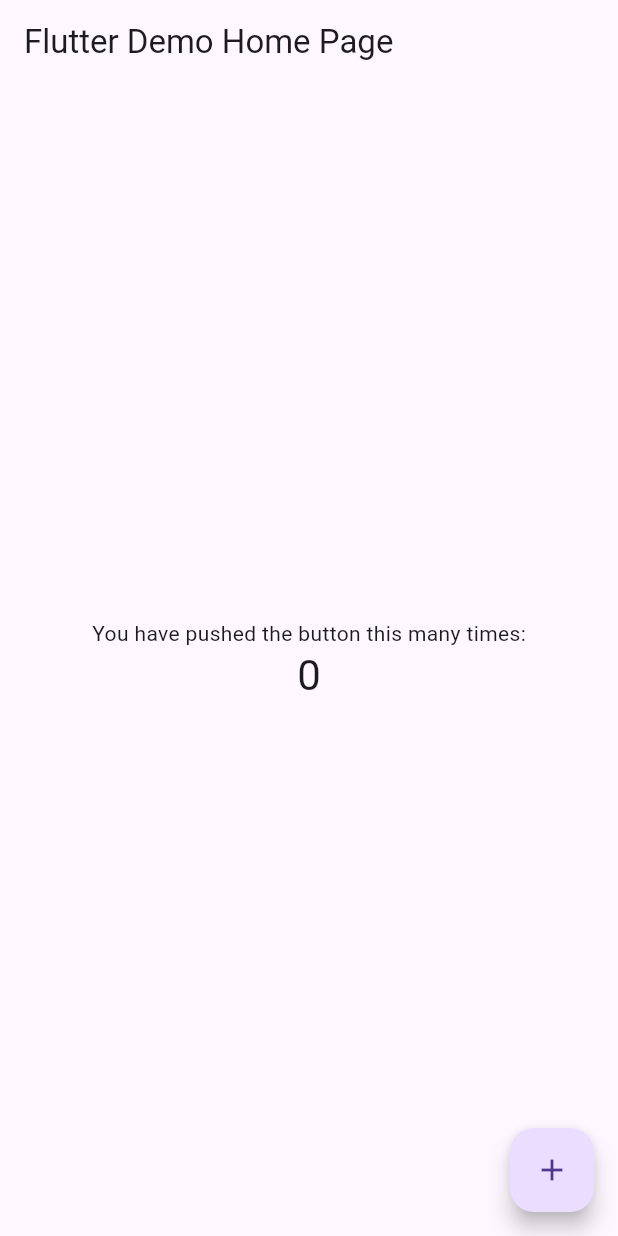
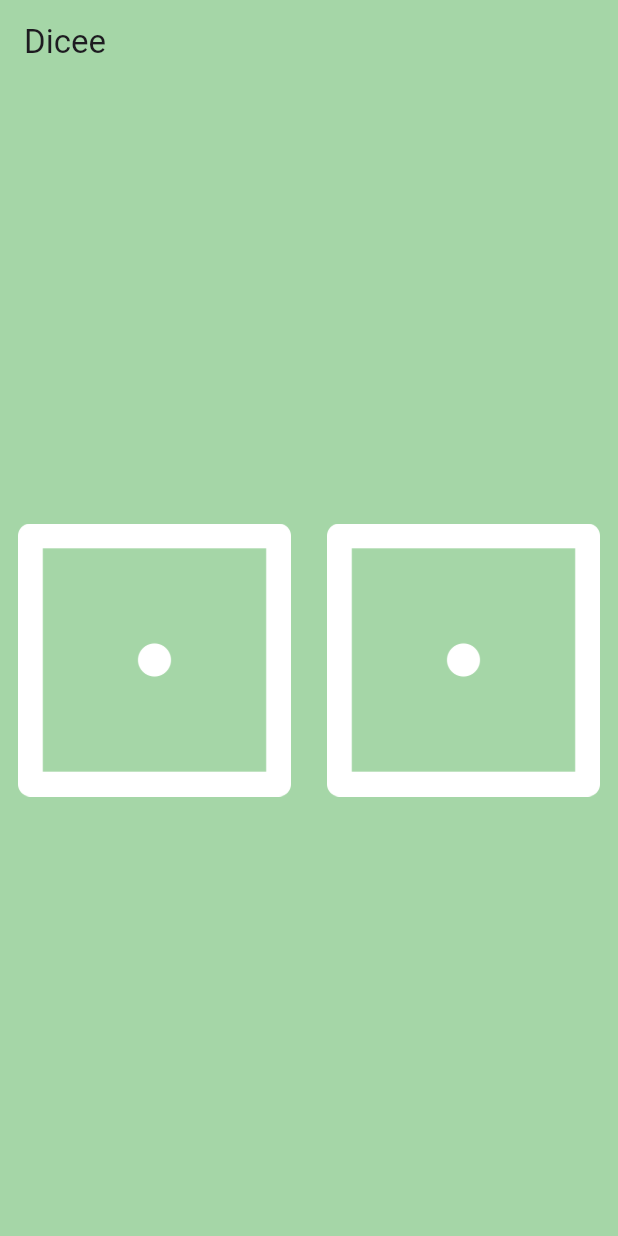
Before and after one commit to christie-cb/dice_app, a Flutter app: the screen it shows after launch, on a phone screen of 412 x 824 dp. Run offline on Flutter 3.47's test engine with Material 3 defaults, Android fonts, the phone set to English and light mode, and no system bars.

Commit message:
Possible solution to the assignment

```diff
--- a/lib/main.dart
+++ b/lib/main.dart
@@ -1,115 +1,68 @@
+import 'dart:math';
 import 'package:flutter/material.dart';
 
 void main() {
-  runApp(const MyApp());
+  return runApp(
+    MaterialApp(
+      theme: ThemeData(primarySwatch: Colors.green),
+      debugShowCheckedModeBanner: false,
+      home: Scaffold(
+        backgroundColor: Colors.green[200],
+        appBar: AppBar(
+          title: const Text('Dicee'),
+          backgroundColor: Colors.green[200],
+        ),
+        body: const DicePage(),
+      ),
+    ),
+  );
 }
 
-class MyApp extends StatelessWidget {
-  const MyApp({super.key});
+class DicePage extends StatefulWidget {
+  const DicePage({Key? key}) : super(key: key);
 
-  // This widget is the root of your application.
   @override
-  Widget build(BuildContext context) {
-    return MaterialApp(
-      title: 'Flutter Demo',
-      theme: ThemeData(
-        // This is the theme of your application.
-        //
-        // Try running your application with "flutter run". You'll see the
-        // application has a blue toolbar. Then, without quitting the app, try
-        // changing the primarySwatch below to Colors.green and then invoke
-        // "hot reload" (press "r" in the console where you ran "flutter run",
-        // or simply save your changes to "hot reload" in a Flutter IDE).
-        // Notice that the counter didn't reset back to zero; the application
-        // is not restarted.
-        primarySwatch: Colors.blue,
-      ),
-      home: const MyHomePage(title: 'Flutter Demo Home Page'),
-    );
-  }
+  DicePageState createState() => DicePageState();
 }
 
-class MyHomePage extends StatefulWidget {
-  const MyHomePage({super.key, required this.title});
+class DicePageState extends State<DicePage> {
+  int leftDiceNumber = 1;
+  int rightDiceNumber = 1;
 
-  // This widget is the home page of your application. It is stateful, meaning
-  // that it has a State object (defined below) that contains fields that affect
-  // how it looks.
-
-  // This class is the configuration for the state. It holds the values (in this
-  // case the title) provided by the parent (in this case the App widget) and
-  // used by the build method of the State. Fields in a Widget subclass are
-  // always marked "final".
-
-  final String title;
-
-  @override
-  State<MyHomePage> createState() => _MyHomePageState();
-}
-
-class _MyHomePageState extends State<MyHomePage> {
-  int _counter = 0;
-
-  void _incrementCounter() {
+  void changeDiceFace() {
     setState(() {
-      // This call to setState tells the Flutter framework that something has
-      // changed in this State, which causes it to rerun the build method below
-      // so that the display can reflect the updated values. If we changed
-      // _counter without calling setState(), then the build method would not be
-      // called again, and so nothing would appear to happen.
-      _counter++;
+      leftDiceNumber = Random().nextInt(6) + 1;
+      rightDiceNumber = Random().nextInt(6) + 1;
     });
   }
 
   @override
   Widget build(BuildContext context) {
-    // This method is rerun every time setState is called, for instance as done
-    // by the _incrementCounter method above.
-    //
-    // The Flutter framework has been optimized to make rerunning build methods
-    // fast, so that you can just rebuild anything that needs updating rather
-    // than having to individually change instances of widgets.
-    return Scaffold(
-      appBar: AppBar(
-        // Here we take the value from the MyHomePage object that was created by
-        // the App.build method, and use it to set our appbar title.
-        title: Text(widget.title),
+    return Center(
+      child: Row(
+        children: <Widget>[
+          Expanded(
+            child: TextButton(
+              child: Image.asset(
+                'assets/dice$leftDiceNumber.png',
+              ),
+              onPressed: () {
+                changeDiceFace();
+              },
+            ),
+          ),
+          Expanded(
+            child: TextButton(
+              child: Image.asset(
+                'assets/dice$rightDiceNumber.png',
+              ),
+              onPressed: () {
+                changeDiceFace();
+              },
+            ),
+          ),
+        ],
       ),
-      body: Center(
-        // Center is a layout widget. It takes a single child and positions it
-        // in the middle of the parent.
-        child: Column(
-          // Column is also a layout widget. It takes a list of children and
-          // arranges them vertically. By default, it sizes itself to fit its
-          // children horizontally, and tries to be as tall as its parent.
-          //
-          // Invoke "debug painting" (press "p" in the console, choose the
-          // "Toggle Debug Paint" action from the Flutter Inspector in Android
-          // Studio, or the "Toggle Debug Paint" command in Visual Studio Code)
-          // to see the wireframe for each widget.
-          //
-          // Column has various properties to control how it sizes itself and
-          // how it positions its children. Here we use mainAxisAlignment to
-          // center the children vertically; the main axis here is the vertical
-          // axis because Columns are vertical (the cross axis would be
-          // horizontal).
-          mainAxisAlignment: MainAxisAlignment.center,
-          children: <Widget>[
-            const Text(
-              'You have pushed the button this many times:',
-            ),
-            Text(
-              '$_counter',
-              style: Theme.of(context).textTheme.headlineMedium,
-            ),
-          ],
-        ),
-      ),
-      floatingActionButton: FloatingActionButton(
-        onPressed: _incrementCounter,
-        tooltip: 'Increment',
-        child: const Icon(Icons.add),
-      ), // This trailing comma makes auto-formatting nicer for build methods.
     );
   }
 }
```
